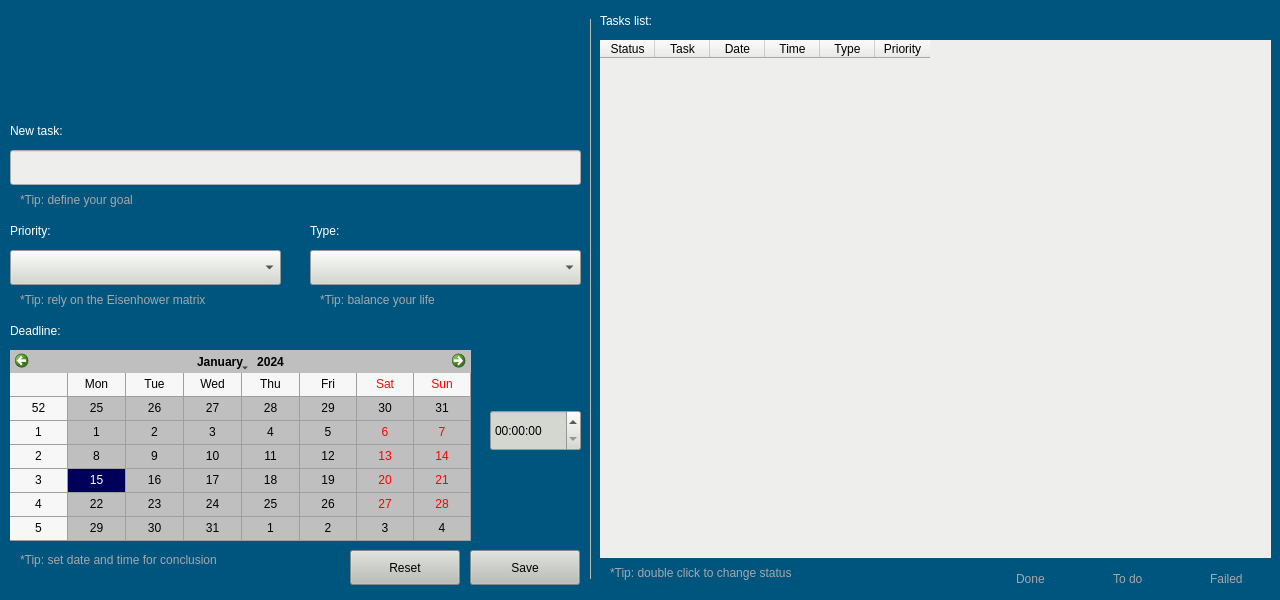
lucassaporetti/frogs_tasks_organizer, file task_organizer/src/ui/qt/form/task_organizer.ui: the form before one commit.
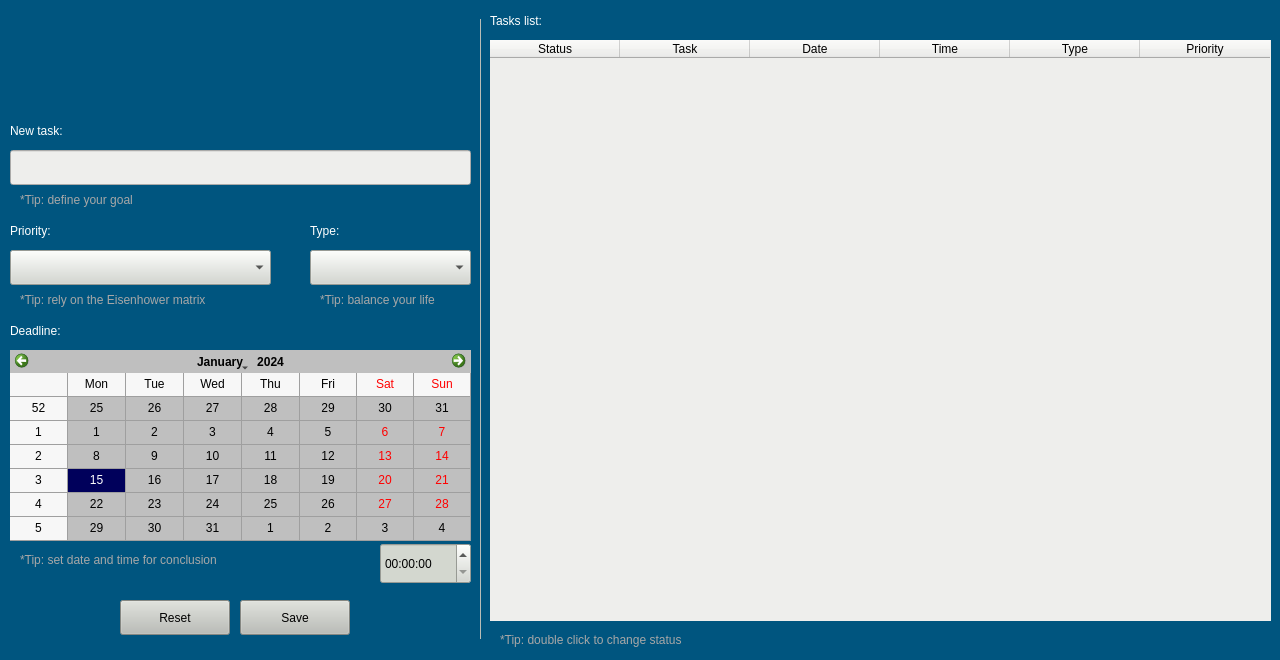
The form after the commit. Icons and pictures are not drawn.

Commit message: design and ui functions done

The edit to the form file:
```diff
--- a/task_organizer/src/ui/qt/form/task_organizer.ui
+++ b/task_organizer/src/ui/qt/form/task_organizer.ui
@@ -7,19 +7,19 @@
     <x>0</x>
     <y>0</y>
     <width>1280</width>
-    <height>600</height>
+    <height>660</height>
    </rect>
   </property>
   <property name="minimumSize">
    <size>
     <width>1280</width>
-    <height>600</height>
+    <height>660</height>
    </size>
   </property>
   <property name="maximumSize">
    <size>
     <width>1290</width>
-    <height>600</height>
+    <height>660</height>
    </size>
   </property>
   <property name="windowTitle">
@@ -52,8 +52,8 @@
   <widget class="QLabel" name="label_3">
    <property name="geometry">
     <rect>
-     <x>610</x>
-     <y>563</y>
+     <x>500</x>
+     <y>630</y>
      <width>232</width>
      <height>20</height>
     </rect>
@@ -118,7 +118,7 @@
   <widget class="QLabel" name="taskListLabel">
    <property name="geometry">
     <rect>
-     <x>600</x>
+     <x>490</x>
      <y>10</y>
      <width>85</width>
      <height>21</height>
@@ -185,7 +185,7 @@
     <rect>
      <x>10</x>
      <y>150</y>
-     <width>571</width>
+     <width>461</width>
      <height>35</height>
     </rect>
    </property>
@@ -241,8 +241,8 @@
   <widget class="QTimeEdit" name="timeEdit">
    <property name="geometry">
     <rect>
-     <x>490</x>
-     <y>410</y>
+     <x>380</x>
+     <y>543</y>
      <width>91</width>
      <height>41</height>
     </rect>
@@ -275,7 +275,7 @@
     <rect>
      <x>0</x>
      <y>10</y>
-     <width>581</width>
+     <width>481</width>
      <height>111</height>
     </rect>
    </property>
@@ -289,8 +289,8 @@
   <widget class="QToolButton" name="reset_button">
    <property name="geometry">
     <rect>
-     <x>350</x>
-     <y>550</y>
+     <x>120</x>
+     <y>600</y>
      <width>110</width>
      <height>35</height>
     </rect>
@@ -312,8 +312,8 @@
   <widget class="QToolButton" name="save_button">
    <property name="geometry">
     <rect>
-     <x>470</x>
-     <y>550</y>
+     <x>240</x>
+     <y>600</y>
      <width>110</width>
      <height>35</height>
     </rect>
@@ -329,566 +329,25 @@
     <string>Save</string>
    </property>
   </widget>
-  <widget class="QLabel" name="done_label">
-   <property name="geometry">
-    <rect>
-     <x>985</x>
-     <y>564</y>
-     <width>28</width>
-     <height>28</height>
-    </rect>
-   </property>
-   <property name="palette">
-    <palette>
-     <active>
-      <colorrole role="WindowText">
-       <brush brushstyle="SolidPattern">
-        <color alpha="255">
-         <red>0</red>
-         <green>0</green>
-         <blue>0</blue>
-        </color>
-       </brush>
-      </colorrole>
-      <colorrole role="Button">
-       <brush brushstyle="SolidPattern">
-        <color alpha="0">
-         <red>191</red>
-         <green>64</green>
-         <blue>64</blue>
-        </color>
-       </brush>
-      </colorrole>
-      <colorrole role="Light">
-       <brush brushstyle="SolidPattern">
-        <color alpha="255">
-         <red>117</red>
-         <green>231</green>
-         <blue>9</blue>
-        </color>
-       </brush>
-      </colorrole>
-      <colorrole role="Midlight">
-       <brush brushstyle="SolidPattern">
-        <color alpha="255">
-         <red>97</red>
-         <green>192</green>
-         <blue>7</blue>
-        </color>
-       </brush>
-      </colorrole>
-      <colorrole role="Dark">
-       <brush brushstyle="SolidPattern">
-        <color alpha="255">
-         <red>39</red>
-         <green>77</green>
-         <blue>3</blue>
-        </color>
-       </brush>
-      </colorrole>
-      <colorrole role="Mid">
-       <brush brushstyle="SolidPattern">
-        <color alpha="255">
-         <red>52</red>
-         <green>103</green>
-         <blue>4</blue>
-        </color>
-       </brush>
-      </colorrole>
-      <colorrole role="Text">
-       <brush brushstyle="SolidPattern">
-        <color alpha="255">
-         <red>0</red>
-         <green>0</green>
-         <blue>0</blue>
-        </color>
-       </brush>
-      </colorrole>
-      <colorrole role="BrightText">
-       <brush brushstyle="SolidPattern">
-        <color alpha="255">
-         <red>255</red>
-         <green>255</green>
-         <blue>255</blue>
-        </color>
-       </brush>
-      </colorrole>
-      <colorrole role="ButtonText">
-       <brush brushstyle="SolidPattern">
-        <color alpha="255">
-         <red>0</red>
-         <green>0</green>
-         <blue>0</blue>
-        </color>
-       </brush>
-      </colorrole>
-      <colorrole role="Base">
-       <brush brushstyle="SolidPattern">
-        <color alpha="0">
-         <red>191</red>
-         <green>64</green>
-         <blue>64</blue>
-        </color>
-       </brush>
-      </colorrole>
-      <colorrole role="Window">
-       <brush brushstyle="SolidPattern">
-        <color alpha="0">
-         <red>191</red>
-         <green>64</green>
-         <blue>64</blue>
-        </color>
-       </brush>
-      </colorrole>
-      <colorrole role="Shadow">
-       <brush brushstyle="SolidPattern">
-        <color alpha="255">
-         <red>0</red>
-         <green>0</green>
-         <blue>0</blue>
-        </color>
-       </brush>
-      </colorrole>
-      <colorrole role="AlternateBase">
-       <brush brushstyle="SolidPattern">
-        <color alpha="255">
-         <red>166</red>
-         <green>204</green>
-         <blue>130</blue>
-        </color>
-       </brush>
-      </colorrole>
-      <colorrole role="ToolTipBase">
-       <brush brushstyle="SolidPattern">
-        <color alpha="255">
-         <red>255</red>
-         <green>255</green>
-         <blue>220</blue>
-        </color>
-       </brush>
-      </colorrole>
-      <colorrole role="ToolTipText">
-       <brush brushstyle="SolidPattern">
-        <color alpha="255">
-         <red>0</red>
-         <green>0</green>
-         <blue>0</blue>
-        </color>
-       </brush>
-      </colorrole>
-      <colorrole role="PlaceholderText">
-       <brush brushstyle="SolidPattern">
-        <color alpha="128">
-         <red>0</red>
-         <green>0</green>
-         <blue>0</blue>
-        </color>
-       </brush>
-      </colorrole>
-     </active>
-     <inactive>
-      <colorrole role="WindowText">
-       <brush brushstyle="SolidPattern">
-        <color alpha="255">
-         <red>0</red>
-         <green>0</green>
-         <blue>0</blue>
-        </color>
-       </brush>
-      </colorrole>
-      <colorrole role="Button">
-       <brush brushstyle="SolidPattern">
-        <color alpha="0">
-         <red>191</red>
-         <green>64</green>
-         <blue>64</blue>
-        </color>
-       </brush>
-      </colorrole>
-      <colorrole role="Light">
-       <brush brushstyle="SolidPattern">
-        <color alpha="255">
-         <red>117</red>
-         <green>231</green>
-         <blue>9</blue>
-        </color>
-       </brush>
-      </colorrole>
-      <colorrole role="Midlight">
-       <brush brushstyle="SolidPattern">
-        <color alpha="255">
-         <red>97</red>
-         <green>192</green>
-         <blue>7</blue>
-        </color>
-       </brush>
-      </colorrole>
-      <colorrole role="Dark">
-       <brush brushstyle="SolidPattern">
-        <color alpha="255">
-         <red>39</red>
-         <green>77</green>
-         <blue>3</blue>
-        </color>
-       </brush>
-      </colorrole>
-      <colorrole role="Mid">
-       <brush brushstyle="SolidPattern">
-        <color alpha="255">
-         <red>52</red>
-         <green>103</green>
-         <blue>4</blue>
-        </color>
-       </brush>
-      </colorrole>
-      <colorrole role="Text">
-       <brush brushstyle="SolidPattern">
-        <color alpha="255">
-         <red>0</red>
-         <green>0</green>
-         <blue>0</blue>
-        </color>
-       </brush>
-      </colorrole>
-      <colorrole role="BrightText">
-       <brush brushstyle="SolidPattern">
-        <color alpha="255">
-         <red>255</red>
-         <green>255</green>
-         <blue>255</blue>
-        </color>
-       </brush>
-      </colorrole>
-      <colorrole role="ButtonText">
-       <brush brushstyle="SolidPattern">
-        <color alpha="255">
-         <red>0</red>
-         <green>0</green>
-         <blue>0</blue>
-        </color>
-       </brush>
-      </colorrole>
-      <colorrole role="Base">
-       <brush brushstyle="SolidPattern">
-        <color alpha="0">
-         <red>191</red>
-         <green>64</green>
-         <blue>64</blue>
-        </color>
-       </brush>
-      </colorrole>
-      <colorrole role="Window">
-       <brush brushstyle="SolidPattern">
-        <color alpha="0">
-         <red>191</red>
-         <green>64</green>
-         <blue>64</blue>
-        </color>
-       </brush>
-      </colorrole>
-      <colorrole role="Shadow">
-       <brush brushstyle="SolidPattern">
-        <color alpha="255">
-         <red>0</red>
-         <green>0</green>
-         <blue>0</blue>
-        </color>
-       </brush>
-      </colorrole>
-      <colorrole role="AlternateBase">
-       <brush brushstyle="SolidPattern">
-        <color alpha="255">
-         <red>166</red>
-         <green>204</green>
-         <blue>130</blue>
-        </color>
-       </brush>
-      </colorrole>
-      <colorrole role="ToolTipBase">
-       <brush brushstyle="SolidPattern">
-        <color alpha="255">
-         <red>255</red>
-         <green>255</green>
-         <blue>220</blue>
-        </color>
-       </brush>
-      </colorrole>
-      <colorrole role="ToolTipText">
-       <brush brushstyle="SolidPattern">
-        <color alpha="255">
-         <red>0</red>
-         <green>0</green>
-         <blue>0</blue>
-        </color>
-       </brush>
-      </colorrole>
-      <colorrole role="PlaceholderText">
-       <brush brushstyle="SolidPattern">
-        <color alpha="128">
-         <red>0</red>
-         <green>0</green>
-         <blue>0</blue>
-        </color>
-       </brush>
-      </colorrole>
-     </inactive>
-     <disabled>
-      <colorrole role="WindowText">
-       <brush brushstyle="SolidPattern">
-        <color alpha="255">
-         <red>39</red>
-         <green>77</green>
-         <blue>3</blue>
-        </color>
-       </brush>
-      </colorrole>
-      <colorrole role="Button">
-       <brush brushstyle="SolidPattern">
-        <color alpha="0">
-         <red>191</red>
-         <green>64</green>
-         <blue>64</blue>
-        </color>
-       </brush>
-      </colorrole>
-      <colorrole role="Light">
-       <brush brushstyle="SolidPattern">
-        <color alpha="255">
-         <red>117</red>
-         <green>231</green>
-         <blue>9</blue>
-        </color>
-       </brush>
-      </colorrole>
-      <colorrole role="Midlight">
-       <brush brushstyle="SolidPattern">
-        <color alpha="255">
-         <red>97</red>
-         <green>192</green>
-         <blue>7</blue>
-        </color>
-       </brush>
-      </colorrole>
-      <colorrole role="Dark">
-       <brush brushstyle="SolidPattern">
-        <color alpha="255">
-         <red>39</red>
-         <green>77</green>
-         <blue>3</blue>
-        </color>
-       </brush>
-      </colorrole>
-      <colorrole role="Mid">
-       <brush brushstyle="SolidPattern">
-        <color alpha="255">
-         <red>52</red>
-         <green>103</green>
-         <blue>4</blue>
-        </color>
-       </brush>
-      </colorrole>
-      <colorrole role="Text">
-       <brush brushstyle="SolidPattern">
-        <color alpha="255">
-         <red>39</red>
-         <green>77</green>
-         <blue>3</blue>
-        </color>
-       </brush>
-      </colorrole>
-      <colorrole role="BrightText">
-       <brush brushstyle="SolidPattern">
-        <color alpha="255">
-         <red>255</red>
-         <green>255</green>
-         <blue>255</blue>
-        </color>
-       </brush>
-      </colorrole>
-      <colorrole role="ButtonText">
-       <brush brushstyle="SolidPattern">
-        <color alpha="255">
-         <red>39</red>
-         <green>77</green>
-         <blue>3</blue>
-        </color>
-       </brush>
-      </colorrole>
-      <colorrole role="Base">
-       <brush brushstyle="SolidPattern">
-        <color alpha="0">
-         <red>191</red>
-         <green>64</green>
-         <blue>64</blue>
-        </color>
-       </brush>
-      </colorrole>
-      <colorrole role="Window">
-       <brush brushstyle="SolidPattern">
-        <color alpha="0">
-         <red>191</red>
-         <green>64</green>
-         <blue>64</blue>
-        </color>
-       </brush>
-      </colorrole>
-      <colorrole role="Shadow">
-       <brush brushstyle="SolidPattern">
-        <color alpha="255">
-         <red>0</red>
-         <green>0</green>
-         <blue>0</blue>
-        </color>
-       </brush>
-      </colorrole>
-      <colorrole role="AlternateBase">
-       <brush brushstyle="SolidPattern">
-        <color alpha="255">
-         <red>78</red>
-         <green>154</green>
-         <blue>6</blue>
-        </color>
-       </brush>
-      </colorrole>
-      <colorrole role="ToolTipBase">
-       <brush brushstyle="SolidPattern">
-        <color alpha="255">
-         <red>255</red>
-         <green>255</green>
-         <blue>220</blue>
-        </color>
-       </brush>
-      </colorrole>
-      <colorrole role="ToolTipText">
-       <brush brushstyle="SolidPattern">
-        <color alpha="255">
-         <red>0</red>
-         <green>0</green>
-         <blue>0</blue>
-        </color>
-       </brush>
-      </colorrole>
-      <colorrole role="PlaceholderText">
-       <brush brushstyle="SolidPattern">
-        <color alpha="128">
-         <red>0</red>
-         <green>0</green>
-         <blue>0</blue>
-        </color>
-       </brush>
-      </colorrole>
-     </disabled>
-    </palette>
-   </property>
-   <property name="styleSheet">
-    <string notr="true">image: url(:/files/done_icon.png);
-background-color: rgba(191, 64, 64, 0);</string>
-   </property>
-   <property name="text">
-    <string/>
-   </property>
-  </widget>
-  <widget class="QLabel" name="doing_label">
-   <property name="geometry">
-    <rect>
-     <x>1081</x>
-     <y>564</y>
-     <width>30</width>
-     <height>30</height>
-    </rect>
-   </property>
-   <property name="styleSheet">
-    <string notr="true">image: url(:/files/todo_icon.png);
-background-color: rgba(191, 64, 64, 0);</string>
-   </property>
-   <property name="text">
-    <string/>
-   </property>
-  </widget>
-  <widget class="QLabel" name="fail_label">
-   <property name="geometry">
-    <rect>
-     <x>1177</x>
-     <y>564</y>
-     <width>30</width>
-     <height>30</height>
-    </rect>
-   </property>
-   <property name="styleSheet">
-    <string notr="true">image: url(:/files/failed_icon.png);
-background-color: rgba(191, 64, 64, 0);</string>
-   </property>
-   <property name="text">
-    <string/>
-   </property>
-  </widget>
-  <widget class="QLabel" name="label_5">
-   <property name="geometry">
-    <rect>
-     <x>1016</x>
-     <y>570</y>
-     <width>41</width>
-     <height>17</height>
-    </rect>
-   </property>
-   <property name="styleSheet">
-    <string notr="true">color: rgb(167, 167, 167);</string>
-   </property>
-   <property name="text">
-    <string>Done</string>
-   </property>
-  </widget>
-  <widget class="QLabel" name="label_6">
-   <property name="geometry">
-    <rect>
-     <x>1113</x>
-     <y>570</y>
-     <width>41</width>
-     <height>17</height>
-    </rect>
-   </property>
-   <property name="styleSheet">
-    <string notr="true">color: rgb(167, 167, 167);</string>
-   </property>
-   <property name="text">
-    <string>To do</string>
-   </property>
-  </widget>
-  <widget class="QLabel" name="label_7">
-   <property name="geometry">
-    <rect>
-     <x>1210</x>
-     <y>570</y>
-     <width>42</width>
-     <height>17</height>
-    </rect>
-   </property>
-   <property name="styleSheet">
-    <string notr="true">color: rgb(167, 167, 167);</string>
-   </property>
-   <property name="text">
-    <string>Failed</string>
-   </property>
-  </widget>
   <widget class="QFrame" name="frame">
    <property name="geometry">
     <rect>
-     <x>590</x>
+     <x>480</x>
      <y>19</y>
      <width>1</width>
-     <height>560</height>
+     <height>620</height>
     </rect>
    </property>
    <property name="minimumSize">
     <size>
      <width>1</width>
-     <height>560</height>
+     <height>620</height>
     </size>
    </property>
    <property name="maximumSize">
     <size>
      <width>1</width>
-     <height>560</height>
+     <height>620</height>
     </size>
    </property>
    <property name="styleSheet">
@@ -906,7 +365,7 @@
     <rect>
      <x>310</x>
      <y>250</y>
-     <width>271</width>
+     <width>161</width>
      <height>35</height>
     </rect>
    </property>
@@ -1035,7 +494,7 @@
     <rect>
      <x>320</x>
      <y>290</y>
-     <width>171</width>
+     <width>151</width>
      <height>20</height>
     </rect>
    </property>
@@ -1089,7 +548,7 @@
     <rect>
      <x>10</x>
      <y>250</y>
-     <width>271</width>
+     <width>261</width>
      <height>35</height>
     </rect>
    </property>
@@ -1194,10 +653,10 @@
   <widget class="QTableWidget" name="taskTable">
    <property name="geometry">
     <rect>
-     <x>600</x>
+     <x>490</x>
      <y>40</y>
-     <width>671</width>
-     <height>518</height>
+     <width>781</width>
+     <height>581</height>
     </rect>
    </property>
    <property name="cursor" stdset="0">
@@ -1263,7 +722,7 @@
     <number>1</number>
    </attribute>
    <attribute name="horizontalHeaderDefaultSectionSize">
-    <number>55</number>
+    <number>130</number>
    </attribute>
    <attribute name="horizontalHeaderHighlightSections">
     <bool>true</bool>
```
Left out of the diff: 20 changed lines with no effect on the pictures. The commit also changes 9 other files.
